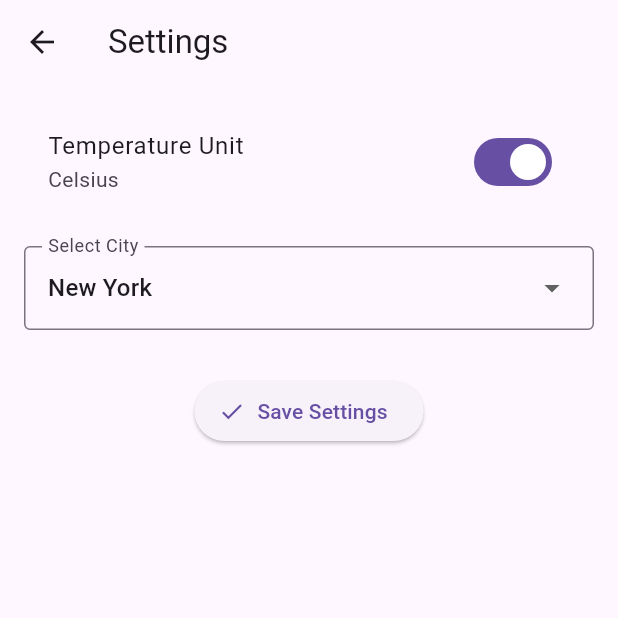
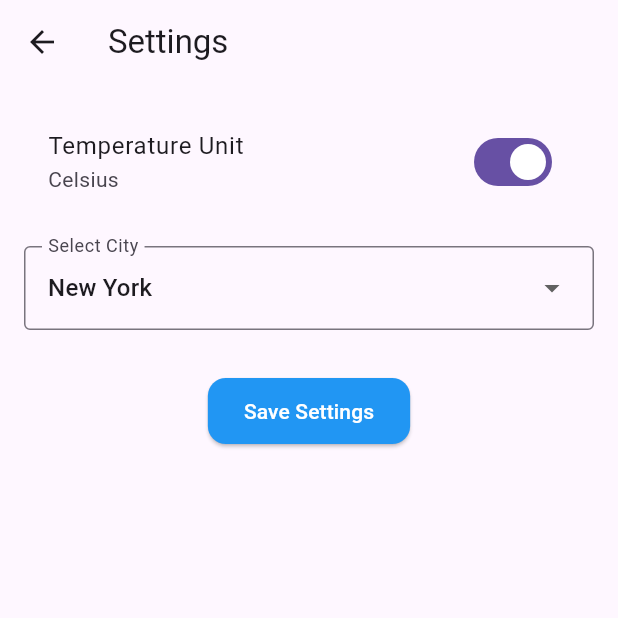
Before and after one commit to Suraj-K022/suraj_Kushwaha-dynamic-weather-ui, a Flutter app: the SettingsScreen screen opened by its route, after a tap on "Save Settings", after a tap on the "settings" icon, on a phone screen of 412 x 824 dp, the top half of it. Run offline on Flutter 3.47's test engine with Material 3 defaults, Android fonts, the phone set to English and light mode, and no system bars; drawn by our look-alikes of reactive_forms; our stand-ins replace auto_route, freezed_annotation, logger, shared_preferences; accounts and stored records are empty.

Commit message:
Initial commit

```diff
--- a/lib/core/services/storage/settings_storage.dart
+++ b/lib/core/services/storage/settings_storage.dart
@@ -1,49 +1,17 @@
-import 'package:flutter/material.dart';
+import 'package:flutter/cupertino.dart';
+import 'package:logger/logger.dart';
 import 'package:shared_preferences/shared_preferences.dart';
-
-class SettingsService extends ChangeNotifier {
-  bool isCelsius = true;
-  String selectedCity = 'New York';
-
-  // Load from SharedPreferences
-  Future<void> loadSettings() async {
-    try {
-      final prefs = await SharedPreferences.getInstance();
-      // Using UserSettings to simplify loading settings
-      isCelsius = prefs.getBool('isCelsius') ?? true;
-      selectedCity = prefs.getString('selectedCity') ?? 'New York';
-      notifyListeners();
-    } catch (error) {
-      print('Error loading settings: $error');
-    }
-  }
-
-  // Save to SharedPreferences
-  Future<void> saveSettings(UserSettings newSettings) async {
-    try {
-      final prefs = await SharedPreferences.getInstance();
-      // Save using UserSettings properties directly
-      await prefs.setBool('isCelsius', newSettings.isCelsius);
-      await prefs.setString('selectedCity', newSettings.selectedCity);
-
-      // Update in-memory state
-      isCelsius = newSettings.isCelsius;
-      selectedCity = newSettings.selectedCity;
-
-      notifyListeners();
-    } catch (error) {
-      print('Error saving settings: $error');
-    }
-  }
-}
+import '../../../../core/models/weather_model.dart'; // Add the necessary imports
 
 class UserSettings {
   final bool isCelsius;
   final String selectedCity;
 
-  UserSettings({required this.isCelsius, required this.selectedCity});
+  UserSettings({
+    required this.isCelsius,
+    required this.selectedCity,
+  });
 
-  // Optionally, you can add a `toMap()` and `fromMap()` method if needed
   Map<String, dynamic> toMap() {
     return {
       'isCelsius': isCelsius,
@@ -58,3 +26,126 @@ class UserSettings {
     );
   }
 }
+
+class SettingsService extends ChangeNotifier {
+  bool isCelsius = true;
+  String selectedCity = 'New York';
+  bool _isLoading = false;
+  AppWeatherData? weatherData;  // Holds the weather data
+
+  bool get isLoading => _isLoading;
+
+
+  final logger = Logger();
+
+  Future<void> loadSettings() async {
+    _isLoading = true;
+    notifyListeners();
+
+    try {
+      final prefs = await SharedPreferences.getInstance();
+      isCelsius = prefs.getBool('isCelsius') ?? true;
+      selectedCity = prefs.getString('selectedCity') ?? 'New York';
+
+      // Fetch initial weather data
+      await fetchWeatherData(selectedCity);
+    } catch (error) {
+      logger.e('Error loading settings: $error');
+    } finally {
+      _isLoading = false;
+      notifyListeners();
+    }
+  }
+
+  Future<void> saveSettings(UserSettings newSettings) async {
+    _isLoading = true;
+    notifyListeners();
+
+    try {
+      final prefs = await SharedPreferences.getInstance();
+      await prefs.setBool('isCelsius', newSettings.isCelsius);
+      await prefs.setString('selectedCity', newSettings.selectedCity);
+
+      isCelsius = newSettings.isCelsius;
+      selectedCity = newSettings.selectedCity;
+
+      // Fetch weather data based on new city
+      await fetchWeatherData(newSettings.selectedCity);
+    } catch (error) {
+      logger.e('Error saving settings: $error');
+    } finally {
+      _isLoading = false;
+      notifyListeners();
+    }
+  }
+
+
+
+  // Fetch weather data for the selected city
+  Future<void> fetchWeatherData(String city) async {
+    final cityHash = city.hashCode;
+    final random = cityHash % 1000;
+
+    final baseTemp = 15.0 + (random % 100) / 10.0; // 15.0 to 25.0
+    final baseHumidity = 50 + (random % 30);
+    final basePressure = 1000 + (random % 20);
+
+    final mockConditions = [
+      'Clear Sky',
+      'Partly Cloudy',
+      'Overcast',
+      'Rainy',
+      'Stormy',
+      'Snowy',
+      'Foggy'
+    ];
+
+    final now = DateTime.now();
+    final List<DailyForecast> forecast = List.generate(7, (i) {
+      final date = now.add(Duration(days: i));
+      final high = baseTemp + i + (random % 5);
+      final low = baseTemp + i - 3 + (random % 3);
+      final conditionIndex = (random + i * 13) % mockConditions.length;
+
+      return DailyForecast(
+        date: date,
+        highTemp: high,
+        lowTemp: low,
+        conditionCode: '0${conditionIndex}d',
+        conditionDescription: mockConditions[conditionIndex],
+        iconId: '0${conditionIndex}d',
+        hourlyForecasts: [], // Or generate mock hourly data
+        precipitationProbability: (random % 100) / 100,
+        uvIndex: (random % 11),
+        sunrise: date.copyWith(hour: 6, minute: 0),
+        sunset: date.copyWith(hour: 18, minute: 30),
+      );
+    });
+
+
+    weatherData = AppWeatherData(
+      currentWeather: CurrentWeather(
+        city: city,
+        temperature: baseTemp + 2,
+        conditionCode: '01d',
+        conditionDescription: mockConditions[random % mockConditions.length],
+        humidity: baseHumidity,
+        windSpeed: 5.0 + (random % 10),
+        windDirection: ['N', 'NE', 'E', 'SE', 'S', 'SW', 'W', 'NW'][random % 8],
+        feelsLike: baseTemp + 1.5,
+        pressure: double.parse(basePressure.toString()),
+        visibility: 10.0,
+        iconId: '01d',
+      ),
+      sevenDayForecast: forecast,
+      appSettings: WeatherSettings(
+        isCelsius: isCelsius,
+        selectedCityName: city,
+      ),
+    );
+
+    notifyListeners();
+  }
+
+
+}
--- /dev/null
+++ b/lib/core/utils/temperature_utils.dart
@@ -0,0 +1,13 @@
+class TemperatureUtils {
+  static double toCelsius(double fahrenheit) {
+    return ((fahrenheit - 32) * 5 / 9);
+  }
+
+  static double toFahrenheit(double celsius) {
+    return ((celsius * 9 / 5) + 32);
+  }
+
+  static double format(double value) {
+    return double.parse(value.toStringAsFixed(1));
+  }
+}
--- a/lib/features/weather/presentation/screens/forcast_detail_screen.dart
+++ b/lib/features/weather/presentation/screens/forcast_detail_screen.dart
@@ -2,14 +2,20 @@ import 'package:auto_route/auto_route.dart';
 import 'package:flutter/material.dart';
 import 'package:task/features/weather/presentation/widgets/weather_detail_panel.dart';
 
+import '../../../../core/models/weather_model.dart';
+
 @RoutePage()
 class ForecastDetailScreen extends StatelessWidget {
   final int dayIndex;
+  final List<DailyForecast> forecast;  // Add the forecast parameter
 
-  const ForecastDetailScreen({super.key, required this.dayIndex});
+  const ForecastDetailScreen({super.key, required this.dayIndex, required this.forecast});
 
   @override
   Widget build(BuildContext context) {
+    // Get the forecast data for the specific day
+    final DailyForecast selectedForecast = forecast[dayIndex];
+
     return Scaffold(
       body: CustomScrollView(
         slivers: [
@@ -26,7 +32,10 @@ class ForecastDetailScreen extends StatelessWidget {
             ),
           ),
           SliverToBoxAdapter(
-            child: WeatherDetailPanel(dayIndex: dayIndex),
+            child: WeatherDetailPanel(
+              forecast: selectedForecast,
+              // Pass the selected day's forecast
+            ),
           ),
         ],
       ),
--- a/lib/features/weather/presentation/screens/home_screen.dart
+++ b/lib/features/weather/presentation/screens/home_screen.dart
@@ -4,6 +4,9 @@ import 'package:flutter/material.dart';
 import 'package:provider/provider.dart';
 import '../../../../core/routes/app_router.dart';
 import '../../../../core/services/storage/settings_storage.dart';
+
+import '../../../../core/utils/temperature_utils.dart';  // Import the TemperatureUtils class
+
 @RoutePage()
 class WeatherHomeScreen extends StatelessWidget {
   @override
@@ -11,23 +14,36 @@ class WeatherHomeScreen extends StatelessWidget {
     return Consumer<SettingsService>(
       builder: (context, settings, _) {
         final cityName = settings.selectedCity;
-        final currentTemp = settings.isCelsius ? 25.3 : 77.5;
-        final weatherCondition = "Sunny"; // Replace with dynamic weather data
-        final weatherIconAsset = 'assets/images/sunny.png'; // Replace with dynamic logic
-        final humidity = 60; // Example value
-        final windSpeed = 15; // Example value in km/h
-        final windDirection = "NE"; // Example value
-        final feelsLikeTemp = 24.0; // Example value
-        final pressure = 1012; // Example value in hPa
-        final visibility = 10.0; // Example value in km
+
+        // Get the raw temperature data
+        final currentTempCelsius = settings.weatherData?.currentWeather.temperature ?? 0;
+        final feelsLikeTempCelsius = settings.weatherData?.currentWeather.feelsLike ?? 0;
+
+        // Convert based on the selected temperature unit
+        final currentTemp = settings.isCelsius
+            ? TemperatureUtils.format(currentTempCelsius)
+            : TemperatureUtils.format(TemperatureUtils.toFahrenheit(currentTempCelsius));
+
+        final feelsLikeTemp = settings.isCelsius
+            ? TemperatureUtils.format(feelsLikeTempCelsius)
+            : TemperatureUtils.format(TemperatureUtils.toFahrenheit(feelsLikeTempCelsius));
+
+        // Weather data
+        final weatherCondition = settings.weatherData?.currentWeather.conditionDescription ?? "Unknown";
+        final weatherIconAsset = 'assets/images/sunny.png';  // You can dynamically change this based on the weather
+        final humidity = settings.weatherData?.currentWeather.humidity ?? 0;
+        final windSpeed = settings.weatherData?.currentWeather.windSpeed ?? 0;
+        final windDirection = settings.weatherData?.currentWeather.windDirection ?? "Unknown";
+        final pressure = settings.weatherData?.currentWeather.pressure ?? 0;
+        final visibility = settings.weatherData?.currentWeather.visibility ?? 0;
 
         return Scaffold(
+          backgroundColor: Colors.blueGrey[50],
           body: CustomScrollView(
             slivers: [
-              // Sliver AppBar for Current Weather
               SliverAppBar(
                 leading: SizedBox(),
-                expandedHeight: 300,
+                expandedHeight: 320,
                 floating: false,
                 pinned: true,
                 backgroundColor: Colors.blueAccent,
@@ -37,7 +53,6 @@ class WeatherHomeScreen extends StatelessWidget {
                     icon: Icon(Icons.settings, color: Colors.white),
                     onPressed: () {
                       context.router.push(SettingsRoute());
-
                     },
                   ),
                 ],
@@ -45,20 +60,21 @@ class WeatherHomeScreen extends StatelessWidget {
                   titlePadding: EdgeInsets.only(left: 16, bottom: 16),
                   title: Row(
                     children: [
-                      Icon(Icons.location_on, color: Colors.white70, size: 18),
-                      SizedBox(width: 4),
+                      Icon(Icons.location_on, color: Colors.white70, size: 20),
+                      SizedBox(width: 8),
                       Expanded(
                         child: Text(
-                          '$cityName - ${currentTemp.toStringAsFixed(1)}°${settings.isCelsius ? 'C' : 'F'}',
+                          '$cityName - $currentTemp°${settings.isCelsius ? 'C' : 'F'}',
                           style: TextStyle(
                             color: Colors.white,
+                            fontSize: 22,
                             fontWeight: FontWeight.w600,
                             shadows: [
                               Shadow(
                                 color: Colors.black.withOpacity(0.5),
                                 offset: Offset(0, 1),
-                                blurRadius: 2,
-                              )
+                                blurRadius: 3,
+                              ),
                             ],
                           ),
                           overflow: TextOverflow.ellipsis,
@@ -87,40 +103,54 @@ class WeatherHomeScreen extends StatelessWidget {
                 ),
               ),
 
-              // Weather Metrics Panel in Boxes
+              // Weather Metrics Panel
               SliverToBoxAdapter(
                 child: Padding(
-                  padding: const EdgeInsets.all(16.0),
+                  padding: const EdgeInsets.symmetric(horizontal: 16.0, vertical: 8.0),
                   child: Column(
                     crossAxisAlignment: CrossAxisAlignment.start,
                     children: [
                       Text(
                         'Current Weather Metrics',
                         style: TextStyle(
-                          fontSize: 20,
+                          fontSize: 24,
                           fontWeight: FontWeight.bold,
+                          color: Colors.black87,
                         ),
                       ),
-                      SizedBox(height: 10),
-                      Wrap(
-                        spacing: 12,
-                        runSpacing: 12,
-                        children: [
+                      // SizedBox(height: 20),
+                      // Use GridView for uniform sizing
+                      GridView.builder(
+                        shrinkWrap: true, // Ensures GridView takes only as much space as needed
+                        physics: NeverScrollableScrollPhysics(), // Prevents scrolling
+                        gridDelegate: SliverGridDelegateWithFixedCrossAxisCount(
+                          crossAxisCount: 2, // Number of columns in the grid
+                          crossAxisSpacing: 16, // Space between columns
+                          mainAxisSpacing: 16, // Space between rows
+                          childAspectRatio: 1.5, // Controls the aspect ratio of each box
+                        ),
+                        itemCount: 6, // Total number of items in the grid
+                        itemBuilder: (context, index) {
+                          final weatherMetrics = [
                             WeatherMetricBox(title: 'Humidity', value: '$humidity%'),
                             WeatherMetricBox(title: 'Wind Speed', value: '$windSpeed km/h'),
                             WeatherMetricBox(title: 'Wind Direction', value: windDirection),
                             WeatherMetricBox(
                               title: 'Feels Like',
-                            value: '${feelsLikeTemp.toStringAsFixed(1)}°${settings.isCelsius ? 'C' : 'F'}',
+                              value: '$feelsLikeTemp°${settings.isCelsius ? 'C' : 'F'}',
                             ),
                             WeatherMetricBox(title: 'Pressure', value: '$pressure hPa'),
                             WeatherMetricBox(title: 'Visibility', value: '$visibility km'),
-                        ],
+                          ];
+
+                          return weatherMetrics[index]; // Return the corresponding WeatherMetricBox
+                        },
                       ),
                     ],
                   ),
                 ),
-              ),
+              )
+
             ],
           ),
         );
@@ -129,39 +159,49 @@ class WeatherHomeScreen extends StatelessWidget {
   }
 }
 
-// Widget to display each weather metric as a box
+
+
 class WeatherMetricBox extends StatelessWidget {
   final String title;
   final String value;
 
-  const WeatherMetricBox({required this.title, required this.value});
+  const WeatherMetricBox({
+    required this.title,
+    required this.value,
+  });
 
   @override
   Widget build(BuildContext context) {
-    return SizedBox(
-      width: (MediaQuery.of(context).size.width - 48) / 2, // Two per row with spacing
-      child: Card(
+    return Card(
+      color: Colors.white,
+      elevation: 6,
       shape: RoundedRectangleBorder(
-          borderRadius: BorderRadius.circular(16),
+        borderRadius: BorderRadius.circular(12), // More rounded corners
       ),
-        elevation: 4,
-        color: Colors.white,
       child: Padding(
-          padding: const EdgeInsets.symmetric(vertical: 16.0, horizontal: 12),
+        padding: const EdgeInsets.all(20.0), // Increased padding for larger cards
         child: Column(
+          mainAxisAlignment: MainAxisAlignment.center,
           crossAxisAlignment: CrossAxisAlignment.start,
           children: [
             Text(
               title,
-                style: TextStyle(fontSize: 14, color: Colors.grey[700]),
+              style: TextStyle(
+                fontSize: 18,
+                fontWeight: FontWeight.bold,
+                color: Colors.blueGrey[800],
               ),
-              SizedBox(height: 8),
+            ),
+            SizedBox(height: 10),
             Text(
               value,
-                style: TextStyle(fontSize: 18, fontWeight: FontWeight.bold),
+              style: TextStyle(
+                fontSize: 20,
+                fontWeight: FontWeight.w600,
+                color: Colors.blueGrey[600],
+              ),
             ),
           ],
-          ),
         ),
       ),
     );
--- a/lib/features/weather/presentation/screens/settings_screen.dart
+++ b/lib/features/weather/presentation/screens/settings_screen.dart
@@ -2,7 +2,6 @@ import 'package:auto_route/auto_route.dart';
 import 'package:flutter/material.dart';
 import 'package:provider/provider.dart';
 import 'package:reactive_forms/reactive_forms.dart';
-import '../../../../core/models/weather_model.dart';
 import '../../../../core/routes/app_router.dart';
 import '../../../../core/services/storage/settings_storage.dart';
 
@@ -25,8 +24,9 @@ class _SettingsScreenState extends State<SettingsScreen> {
   @override
   void initState() {
     super.initState();
-    settingsService = Provider.of<SettingsService>(context, listen: false);
-    settingsService.loadSettings().then((_) {
+    WidgetsBinding.instance.addPostFrameCallback((_) async {
+      settingsService = Provider.of<SettingsService>(context, listen: false);
+      await settingsService.loadSettings();
       form.control('isCelsius').value = settingsService.isCelsius;
       form.control('selectedCity').value = settingsService.selectedCity;
     });
@@ -40,28 +40,6 @@ class _SettingsScreenState extends State<SettingsScreen> {
       UserSettings(
         isCelsius: isCelsius,
         selectedCity: selectedCity,
-      ),
-    );
-
-    // Mock data for demonstration purposes
-    final mockWeatherData = AppWeatherData(
-      currentWeather: CurrentWeather(
-        city: selectedCity,
-        temperature: 22.0,
-        conditionCode: '01d',
-        conditionDescription: 'Clear Sky',
-        humidity: 60,
-        windSpeed: 10.0,
-        windDirection: 'NE',
-        feelsLike: 21.5,
-        pressure: 1012,
-        visibility: 10.0,
-        iconId: '01d',
-      ),
-      sevenDayForecast: [],
-      appSettings: WeatherSettings(
-        isCelsius: isCelsius,
-        selectedCityName: selectedCity,
       ),
     );
 
@@ -81,12 +59,9 @@ class _SettingsScreenState extends State<SettingsScreen> {
               ReactiveSwitchListTile(
                 formControlName: 'isCelsius',
                 title: const Text('Temperature Unit'),
-                subtitle: ReactiveValueListenableBuilder<bool>(
-                  formControlName: 'isCelsius',
-                  builder: (context, control, _) {
-                    return Text(control.value! ? 'Celsius' : 'Fahrenheit');
-                  },
-                ),
+                subtitle: ReactiveValueListenableBuilder<bool>(formControlName: 'isCelsius', builder: (context, control, _) {
+                  return Text(control.value! ? 'Celsius' : 'Fahrenheit');
+                }),
               ),
               const SizedBox(height: 20),
               ReactiveDropdownField<String>(
@@ -102,8 +77,15 @@ class _SettingsScreenState extends State<SettingsScreen> {
               const SizedBox(height: 30),
               ElevatedButton.icon(
                 onPressed: _saveSettingsAndNavigate,
-                icon: const Icon(Icons.check),
                 label: const Text('Save Settings'),
+                style: ElevatedButton.styleFrom(
+                  foregroundColor: Colors.white,
+                  backgroundColor: Colors.blue,
+                  padding: const EdgeInsets.symmetric(vertical: 12, horizontal: 24),
+                  shape: RoundedRectangleBorder(
+                    borderRadius: BorderRadius.circular(12),
+                  ),
+                ),
               ),
             ],
           ),
--- a/lib/features/weather/presentation/widgets/weather_detail_panel.dart
+++ b/lib/features/weather/presentation/widgets/weather_detail_panel.dart
@@ -1,18 +1,17 @@
 import 'package:flutter/material.dart';
+import '../../../../core/models/weather_model.dart'; // Assuming your weather model is here
+class WeatherDetailPanel extends StatelessWidget {
+  final DailyForecast forecast;
 
-
-class WeatherDetailPanel extends StatelessWidget {
-  final int dayIndex;
-
-  const WeatherDetailPanel({Key? key, required this.dayIndex}) : super(key: key);
+  const WeatherDetailPanel({Key? key, required this.forecast}) : super(key: key);
 
   @override
   Widget build(BuildContext context) {
     // Sample detailed weather data for the selected day (this should come from a model/API)
     final weatherDetails = {
-      "Description": "Partly cloudy with a chance of rain",
-      "Temperature Range": "15°C - 22°C",
-      "Wind Speed": "18 km/h",
+      "Description": forecast.conditionDescription,
+      "Temperature Range": "${forecast.lowTemp}°C - ${forecast.highTemp}°C",
+      "Wind Speed": "5 km/h", // Assuming static or use current weather data
       "Pressure": "1010 hPa",
       "Humidity": "70%",
       "UV Index": "Moderate",
--- a/pubspec.yaml
+++ b/pubspec.yaml
@@ -45,6 +45,7 @@ dependencies:
   uuid: ^4.0.0
   reactive_date_time_picker: ^5.0.0
   shared_preferences: ^2.5.3
+  logger: ^2.5.0
 
 
 
```
Also changed, not shown: lib/core/routes/app_router.gr.dart, pubspec.lock. Lines whose indentation alone changed are shown as unchanged.
